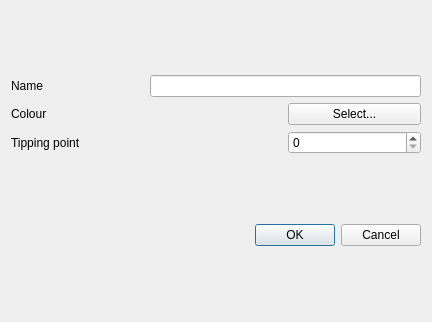
First picture: the form in source/package/adaptation_pathways/desktop/ui/edit_action_dialog.ui, repository geoneric/PathwaysGenerator, before the edit.
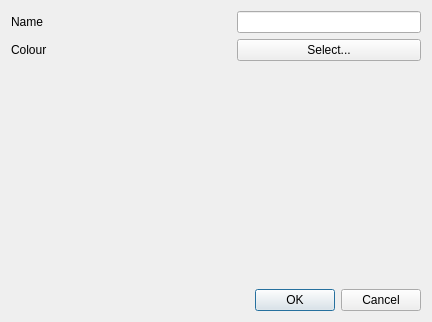
Second picture: the form after the edit.

Patch:
```diff
--- a/source/package/adaptation_pathways/desktop/ui/edit_action_dialog.ui
+++ b/source/package/adaptation_pathways/desktop/ui/edit_action_dialog.ui
@@ -23,15 +23,18 @@
        </property>
       </widget>
      </item>
-     <item row="0" column="1" colspan="2">
-      <widget class="QLineEdit" name="name_edit"/>
-     </item>
-     <item row="1" column="0" colspan="2">
-      <widget class="QLabel" name="label_3">
-       <property name="text">
-        <string>Colour</string>
+     <item row="1" column="1">
+      <spacer name="horizontalSpacer_2">
+       <property name="orientation">
+        <enum>Qt::Horizontal</enum>
        </property>
-      </widget>
+       <property name="sizeHint" stdset="0">
+        <size>
+         <width>40</width>
+         <height>20</height>
+        </size>
+       </property>
+      </spacer>
      </item>
      <item row="1" column="2">
       <widget class="QPushButton" name="select_colour_button">
@@ -40,18 +43,44 @@
        </property>
       </widget>
      </item>
-     <item row="2" column="0">
-      <widget class="QLabel" name="label_2">
+     <item row="0" column="2">
+      <widget class="QLineEdit" name="name_edit"/>
+     </item>
+     <item row="1" column="0">
+      <widget class="QLabel" name="label_3">
        <property name="text">
-        <string>Tipping point</string>
+        <string>Colour</string>
        </property>
       </widget>
      </item>
-     <item row="2" column="2">
-      <widget class="QSpinBox" name="tipping_point_spin_box"/>
+     <item row="0" column="1">
+      <spacer name="horizontalSpacer">
+       <property name="orientation">
+        <enum>Qt::Horizontal</enum>
+       </property>
+       <property name="sizeHint" stdset="0">
+        <size>
+         <width>40</width>
+         <height>20</height>
+        </size>
+       </property>
+      </spacer>
      </item>
     </layout>
    </item>
+   <item>
+    <spacer name="verticalSpacer">
+     <property name="orientation">
+      <enum>Qt::Vertical</enum>
+     </property>
+     <property name="sizeHint" stdset="0">
+      <size>
+       <width>20</width>
+       <height>213</height>
+      </size>
+     </property>
+    </spacer>
+   </item>
    <item>
     <widget class="QDialogButtonBox" name="buttonBox">
      <property name="orientation">
```
